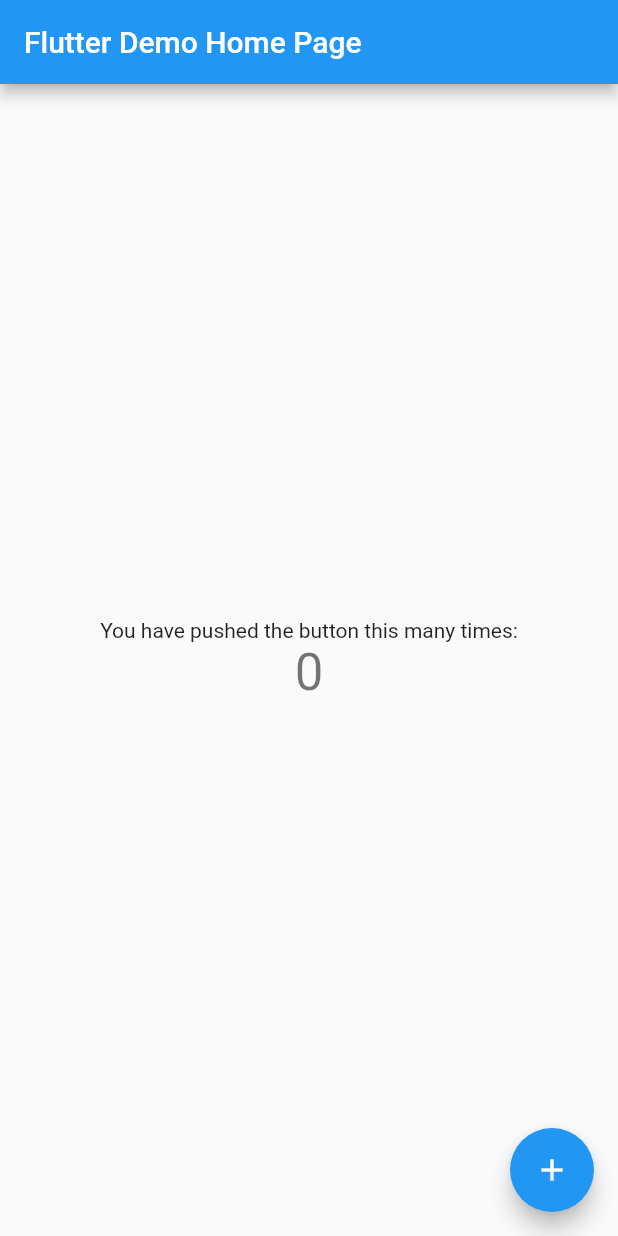
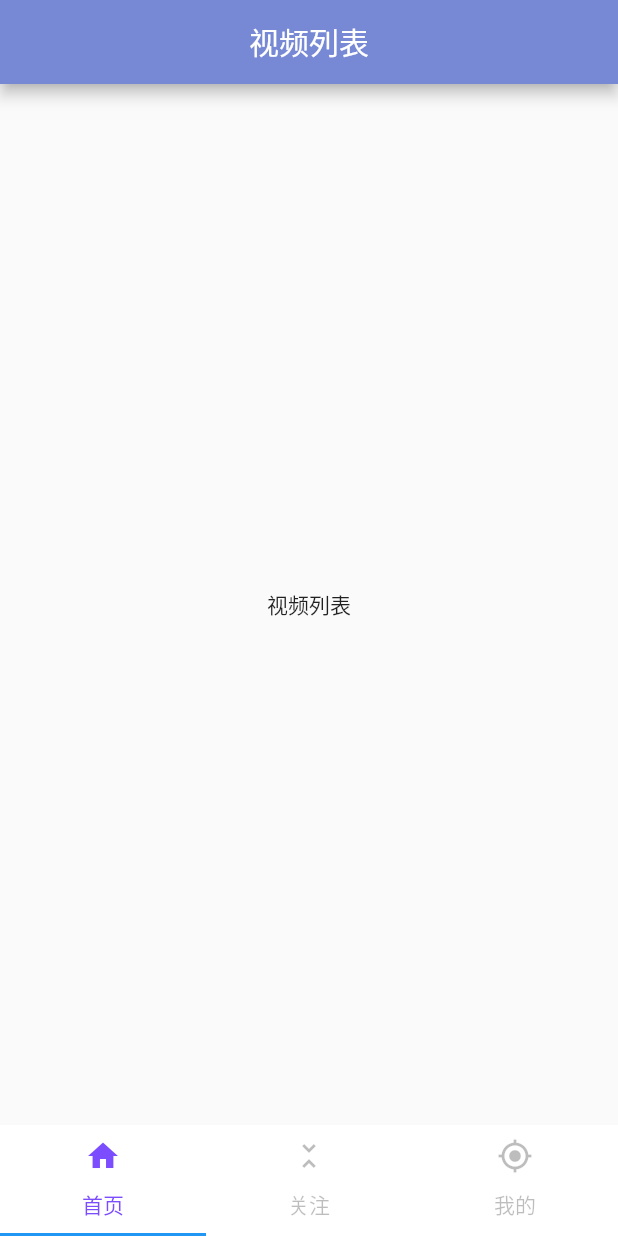
Before and after one commit to KonKan-H/short_video_client1, a Flutter app: the screen it shows after launch, on a phone screen of 412 x 824 dp. Run offline on Flutter 3.47's test engine with Material 2 defaults, Android fonts, the phone set to English and light mode, and no system bars.

Commit message:
first commit

```diff
--- a/lib/main.dart
+++ b/lib/main.dart
@@ -1,111 +1,72 @@
 import 'package:flutter/material.dart';
+import 'package:short_video_client1/pages/following_video.dart';
+import 'package:short_video_client1/pages/user_info.dart';
+import 'package:short_video_client1/pages/video_list.dart';
 
-void main() => runApp(MyApp());
+void main() {
+  runApp(Home());
+}
 
-class MyApp extends StatelessWidget {
-  // This widget is the root of your application.
+class Home extends StatefulWidget {
+  Home({Key key}) : super(key: key);
+
   @override
-  Widget build(BuildContext context) {
-    return MaterialApp(
-      title: 'Flutter Demo',
-      theme: ThemeData(
-        // This is the theme of your application.
-        //
-        // Try running your application with "flutter run". You'll see the
-        // application has a blue toolbar. Then, without quitting the app, try
-        // changing the primarySwatch below to Colors.green and then invoke
-        // "hot reload" (press "r" in the console where you ran "flutter run",
-        // or simply save your changes to "hot reload" in a Flutter IDE).
-        // Notice that the counter didn't reset back to zero; the application
-        // is not restarted.
-        primarySwatch: Colors.blue,
-      ),
-      home: MyHomePage(title: 'Flutter Demo Home Page'),
-    );
+  _HomeState createState() {
+    return _HomeState();
   }
 }
 
-class MyHomePage extends StatefulWidget {
-  MyHomePage({Key key, this.title}) : super(key: key);
-
-  // This widget is the home page of your application. It is stateful, meaning
-  // that it has a State object (defined below) that contains fields that affect
-  // how it looks.
-
-  // This class is the configuration for the state. It holds the values (in this
-  // case the title) provided by the parent (in this case the App widget) and
-  // used by the build method of the State. Fields in a Widget subclass are
-  // always marked "final".
-
-  final String title;
+class _HomeState extends State<Home> with SingleTickerProviderStateMixin {
+  TabController controller;
 
   @override
-  _MyHomePageState createState() => _MyHomePageState();
-}
+  void initState() {
 
-class _MyHomePageState extends State<MyHomePage> {
-  int _counter = 0;
+    controller = new TabController(length: 3, vsync: this);
+  }
 
-  void _incrementCounter() {
-    setState(() {
-      // This call to setState tells the Flutter framework that something has
-      // changed in this State, which causes it to rerun the build method below
-      // so that the display can reflect the updated values. If we changed
-      // _counter without calling setState(), then the build method would not be
-      // called again, and so nothing would appear to happen.
-      _counter++;
-    });
+  @override
+  void dispose() {
+    controller.dispose();
+    super.dispose();
   }
 
   @override
   Widget build(BuildContext context) {
-    // This method is rerun every time setState is called, for instance as done
-    // by the _incrementCounter method above.
-    //
-    // The Flutter framework has been optimized to make rerunning build methods
-    // fast, so that you can just rebuild anything that needs updating rather
-    // than having to individually change instances of widgets.
-    return Scaffold(
-      appBar: AppBar(
-        // Here we take the value from the MyHomePage object that was created by
-        // the App.build method, and use it to set our appbar title.
-        title: Text(widget.title),
-      ),
-      body: Center(
-        // Center is a layout widget. It takes a single child and positions it
-        // in the middle of the parent.
-        child: Column(
-          // Column is also a layout widget. It takes a list of children and
-          // arranges them vertically. By default, it sizes itself to fit its
-          // children horizontally, and tries to be as tall as its parent.
-          //
-          // Invoke "debug painting" (press "p" in the console, choose the
-          // "Toggle Debug Paint" action from the Flutter Inspector in Android
-          // Studio, or the "Toggle Debug Paint" command in Visual Studio Code)
-          // to see the wireframe for each widget.
-          //
-          // Column has various properties to control how it sizes itself and
-          // how it positions its children. Here we use mainAxisAlignment to
-          // center the children vertically; the main axis here is the vertical
-          // axis because Columns are vertical (the cross axis would be
-          // horizontal).
-          mainAxisAlignment: MainAxisAlignment.center,
+    return new MaterialApp(
+      home: new Scaffold(
+        drawer: new VideoList(),
+        body: new TabBarView(
+          controller: controller,
           children: <Widget>[
-            Text(
-              'You have pushed the button this many times:',
-            ),
-            Text(
-              '$_counter',
-              style: Theme.of(context).textTheme.display1,
-            ),
+            new VideoList(),
+            new FollowingVideo(),
+            new UserInfo(),
           ],
         ),
+        bottomNavigationBar: new Material(
+          color: Colors.white,
+          child: new TabBar(
+            controller: controller,
+            labelColor: Colors.deepPurpleAccent,
+            unselectedLabelColor: Colors.black26,
+            tabs: <Widget>[
+              new Tab(
+                text: "首页",
+                icon: new Icon(Icons.home),
+              ),
+              new Tab(
+                text: "关注",
+                icon: new Icon(Icons.unfold_less),
+              ),
+              new Tab(
+                text: "我的",
+                icon: new Icon(Icons.my_location),
+              ),
+            ],
+          ),
+        ),
       ),
-      floatingActionButton: FloatingActionButton(
-        onPressed: _incrementCounter,
-        tooltip: 'Increment',
-        child: Icon(Icons.add),
-      ), // This trailing comma makes auto-formatting nicer for build methods.
     );
   }
 }
--- /dev/null
+++ b/lib/pages/following_video.dart
@@ -0,0 +1,22 @@
+import 'package:flutter/material.dart';
+
+class FollowingVideo extends StatelessWidget {
+  FollowingVideo({Key key}) : super(key: key);
+
+  @override
+  Widget build(BuildContext context) {
+    // TODO: implement build
+    return new MaterialApp(
+      home: new Scaffold(
+        appBar: new AppBar(
+          title: new Text("关注视频"),
+          backgroundColor: Color.fromARGB(255, 119, 136, 213), //设置appbar背景颜色
+          centerTitle: true, //设置标题是否局中
+        ),
+        body: new Center(
+          child: new Text('关注视频'),
+        ),
+      ),
+    );
+  }
+}
--- /dev/null
+++ b/lib/pages/user_info.dart
@@ -0,0 +1,21 @@
+import 'package:flutter/material.dart';
+
+class UserInfo extends StatelessWidget {
+  UserInfo({Key key}) : super(key: key);
+
+  @override
+  Widget build(BuildContext context) {
+    return new MaterialApp(
+      home: new Scaffold(
+        appBar: new AppBar(
+          title: new Text("用户页面"),
+          backgroundColor: Color.fromARGB(255, 119, 136, 213), //设置appbar背景颜色
+          centerTitle: true, //设置标题是否局中
+        ),
+        body: new Center(
+          child: new Text('用户页面'),
+        ),
+      ),
+    );
+  }
+}
--- /dev/null
+++ b/lib/pages/video_list.dart
@@ -0,0 +1,22 @@
+import 'package:flutter/material.dart';
+
+class VideoList extends StatelessWidget {
+  VideoList({Key key}) : super(key: key);
+
+  @override
+  Widget build(BuildContext context) {
+    // TODO: implement build
+    return new MaterialApp(
+      home: new Scaffold(
+        appBar: new AppBar(
+          title: new Text("视频列表"),
+          backgroundColor: Color.fromARGB(255, 119, 136, 213), //设置appbar背景颜色
+          centerTitle: true, //设置标题是否局中
+        ),
+        body: new Center(
+          child: new Text('视频列表'),
+        ),
+      ),
+    );
+  }
+}
```
Also changed, not shown: 1 other file.
